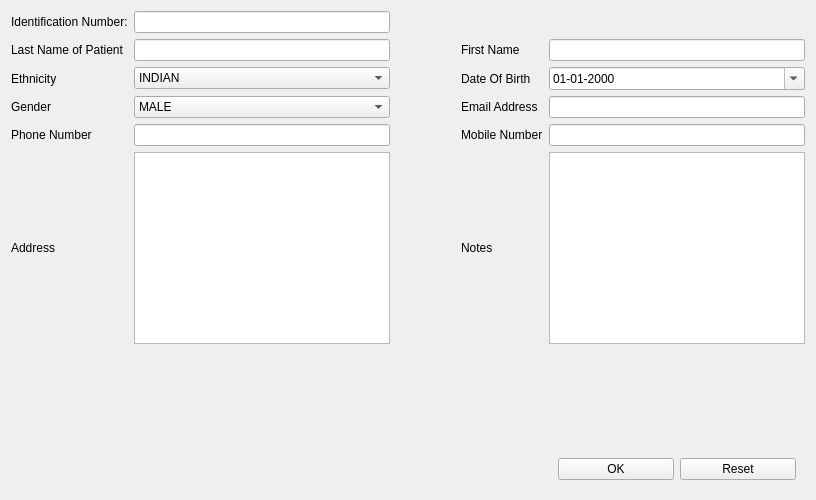
First picture: the form in ui/addpatient.ui, repository creativepsyco/panex-client, before the edit.
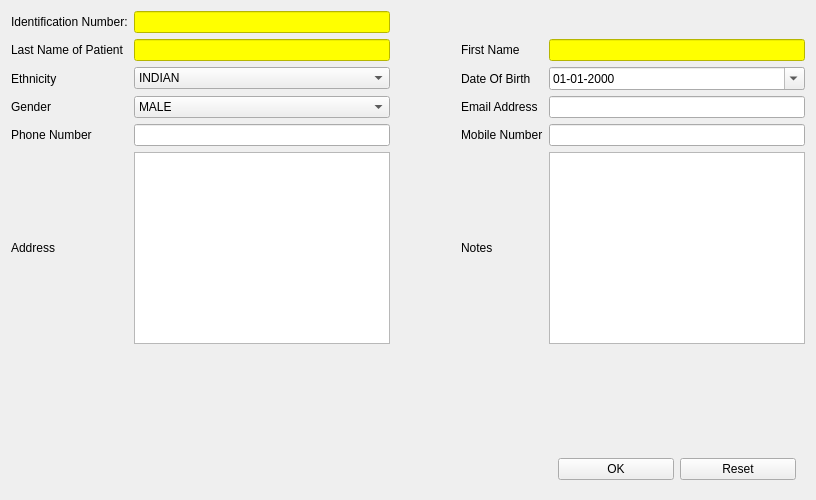
Second picture: the form after the edit.

Commit message: UI changes to indicate mandatory fields

Patch:
```diff
--- a/ui/addpatient.ui
+++ b/ui/addpatient.ui
@@ -110,7 +110,11 @@
     </widget>
    </item>
    <item row="3" column="2">
-    <widget class="QLineEdit" name="txtPatientLastName"/>
+    <widget class="QLineEdit" name="txtPatientLastName">
+     <property name="styleSheet">
+      <string notr="true">background-color: yellow</string>
+     </property>
+    </widget>
    </item>
    <item row="3" column="0">
     <widget class="QLabel" name="label">
@@ -134,7 +138,11 @@
     </widget>
    </item>
    <item row="3" column="6">
-    <widget class="QLineEdit" name="txtPatientFirstName"/>
+    <widget class="QLineEdit" name="txtPatientFirstName">
+     <property name="styleSheet">
+      <string notr="true">background-color:yellow</string>
+     </property>
+    </widget>
    </item>
    <item row="5" column="2">
     <widget class="QComboBox" name="ethnicityChoice">
@@ -259,6 +267,9 @@
    </item>
    <item row="2" column="2">
     <widget class="QLineEdit" name="txtIdNumber">
+     <property name="styleSheet">
+      <string notr="true">background-color: yellow</string>
+     </property>
      <property name="inputMethodHints">
       <set>Qt::ImhUppercaseOnly</set>
      </property>
```
